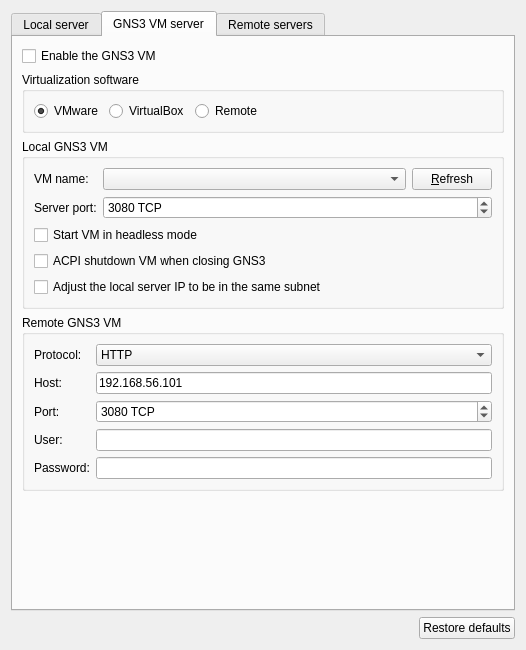
Old version of the form gns3/ui/server_preferences_page.ui in the repository GNS3/gns3-gui.
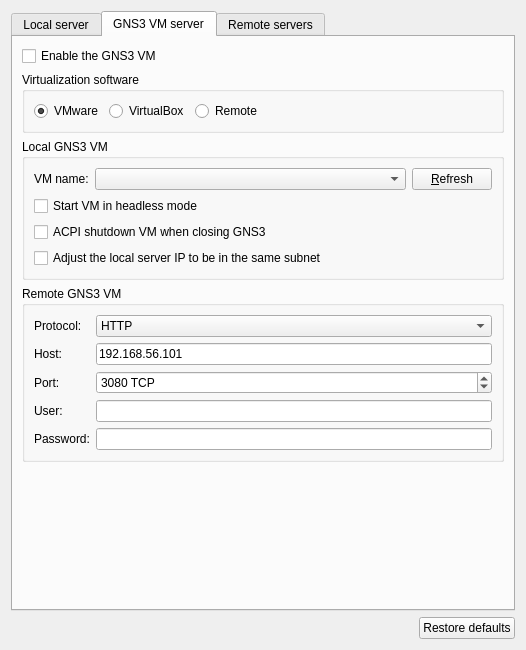
New version of the form. The open tabs and pages were chosen to show the change.

Commit message: Hardcoded port for the local GNS3 VM server. Ref #957.

```diff
--- a/gns3/ui/server_preferences_page.ui
+++ b/gns3/ui/server_preferences_page.ui
@@ -443,53 +443,27 @@
             </property>
            </widget>
           </item>
-          <item row="1" column="0">
-           <widget class="QLabel" name="uiLocalGNS3VMPortLabel">
-            <property name="text">
-             <string>Server port:</string>
-            </property>
-           </widget>
-          </item>
-          <item row="2" column="0" colspan="2">
+          <item row="1" column="0" colspan="2">
            <widget class="QCheckBox" name="uiHeadlessCheckBox">
             <property name="text">
              <string>Start VM in headless mode</string>
             </property>
            </widget>
           </item>
-          <item row="3" column="0" colspan="2">
+          <item row="2" column="0" colspan="2">
            <widget class="QCheckBox" name="uiShutdownCheckBox">
             <property name="text">
              <string>ACPI shutdown VM when closing GNS3</string>
             </property>
            </widget>
           </item>
-          <item row="4" column="0" colspan="2">
+          <item row="3" column="0" colspan="2">
            <widget class="QCheckBox" name="uiAdjustLocalServerIPCheckBox">
             <property name="text">
              <string>Adjust the local server IP to be in the same subnet</string>
             </property>
            </widget>
           </item>
-          <item row="1" column="1" colspan="2">
-           <widget class="QSpinBox" name="uiLocalGNS3VMPortSpinBox">
-            <property name="sizePolicy">
-             <sizepolicy hsizetype="Expanding" vsizetype="Fixed">
-              <horstretch>0</horstretch>
-              <verstretch>0</verstretch>
-             </sizepolicy>
-            </property>
-            <property name="suffix">
-             <string notr="true"> TCP</string>
-            </property>
-            <property name="maximum">
-             <number>65535</number>
-            </property>
-            <property name="value">
-             <number>3080</number>
-            </property>
-           </widget>
-          </item>
          </layout>
         </widget>
        </item>
```
The commit also changes 4 other files.
